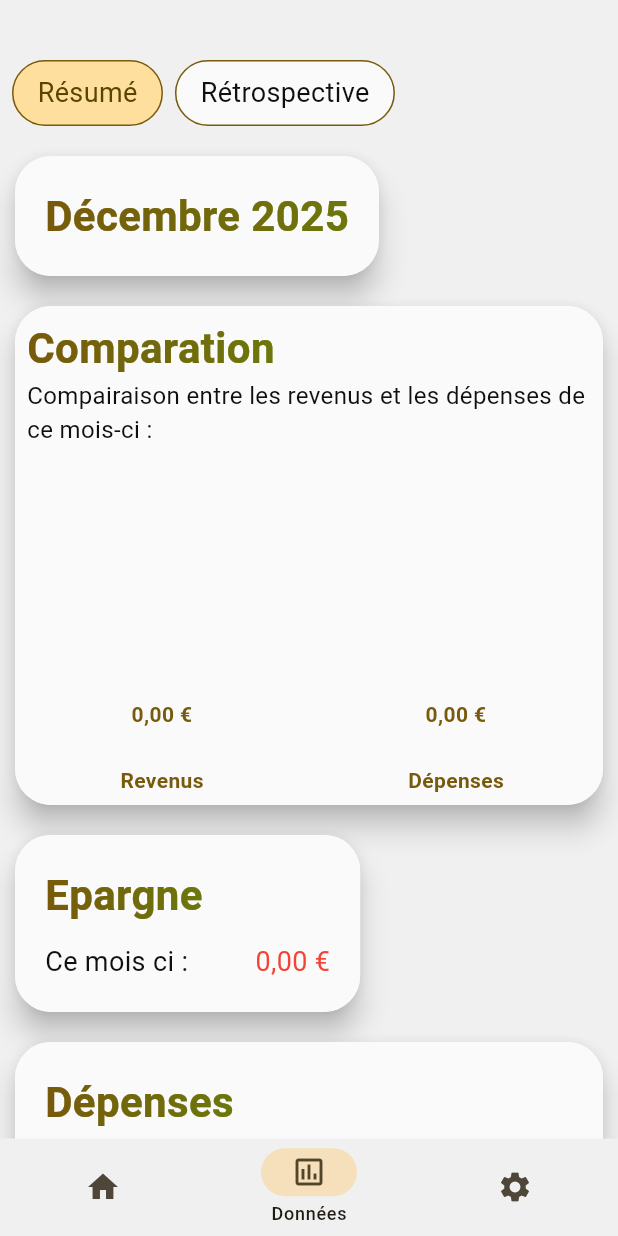
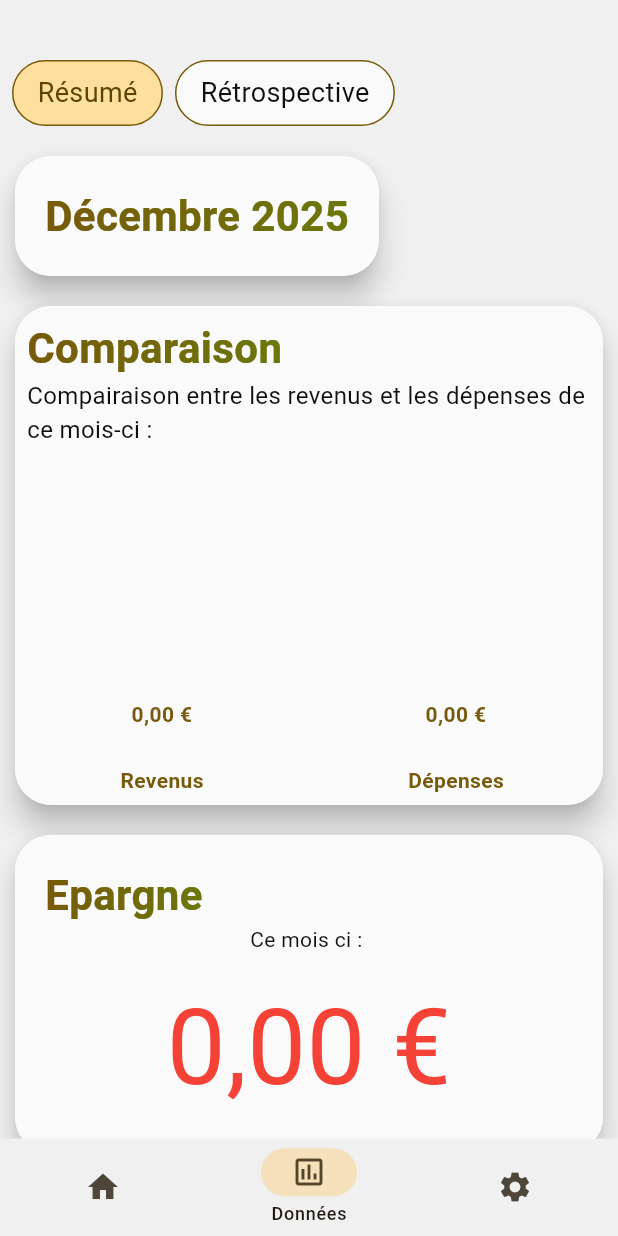
Before and after one commit to SylaneCpn/pense, a Flutter app: the screen it shows after launch, item 2 of the bottom bar chosen, on a phone screen of 412 x 824 dp. Run offline on Flutter 3.47's test engine with Material 3 defaults, Android fonts, the phone set to English and light mode, and no system bars; drawn by our look-alikes of dynamic_color, fl_chart; our stand-ins replace shared_preferences.

Commit message:
Summary page update

```diff
--- a/lib/logic/category_type.dart
+++ b/lib/logic/category_type.dart
@@ -9,4 +9,12 @@ enum CategoryType {
 
     };
   }
+
+  String fancyToStringFr() {
+    return switch(this) {
+      CategoryType.income => "Revenus",
+      CategoryType.expense => "Dépenses"
+
+    };
+  }
 }
--- a/lib/logic/record.dart
+++ b/lib/logic/record.dart
@@ -11,7 +11,7 @@ import 'package:pense/logic/date_range.dart';
 import 'package:pense/logic/month.dart';
 
 class Record extends ChangeNotifier {
-  List<RecordElement> _elements;
+  final List<RecordElement> _elements;
 
   static const path = "record.json";
 
@@ -125,8 +125,8 @@ Future<List<RecordElement?>> computeMaybeRecordElementsRange(
 class RecordElement implements Comparable<RecordElement> {
   final Month month;
   final int year;
-  List<Category> expenses;
-  List<Category> incomes;
+  final List<Category> expenses;
+  final List<Category> incomes;
 
   RecordElement({
     required this.month,
@@ -228,11 +228,37 @@ class RecordElement implements Comparable<RecordElement> {
     otherMonth: other.month,
     otherYear: other.year,
   );
+
+  Iterable<Category> getTopCategories(CategoryType type , [int? count]) {
+
+    final sources = switch (type) {
+      CategoryType.expense => expenses,
+      CategoryType.income => incomes
+    };
+
+    count ??= sources.length;
+
+    final List<Category> sortedCategorires = List.from(sources);
+    sortedCategorires.sort((a, b) => Comparable.compare(b.sourceSum(), a.sourceSum()));
+    return sortedCategorires.take(count);
+  }
+
+  Iterable<SourceWithCategoryRef> getTopSources(CategoryType type , [int? count]) {
+    final sources = switch (type) {
+      CategoryType.expense => expenses,
+      CategoryType.income => incomes
+    };
+
+    count ??= sources.length;
+    return Category.getTopSourcesWithRefInAllCategory(sources, count);
+  }
 }
 
+
+
 class Category {
-  String label;
-  List<Source> sources;
+  final String label;
+  final List<Source> sources;
 
   Category({required this.label, required this.sources});
   Category.empty({required this.label}) : sources = [];
@@ -266,6 +292,12 @@ class Category {
     return sortedSources.take(count);
   }
 
+  Iterable<SourceWithCategoryRef> getTopSourcesWithRef(int count) {
+    final List<SourceWithCategoryRef> sortedSources = sources.map((s) => SourceWithCategoryRef(categoryRef: this, source: s)).toList();
+    sortedSources.sort((a, b) => Comparable.compare(b.source.value, a.source.value));
+    return sortedSources.take(count);
+  }
+
   static Iterable<Source> getTopSourcesInAllCategory(
     Iterable<Category> categories,
     int count,
@@ -275,6 +307,18 @@ class Category {
         .expand((e) => e)
         .toList();
     top.sort((a, b) => Comparable.compare(b.value, a.value));
+    return top.take(count);
+  }
+
+  static Iterable<SourceWithCategoryRef> getTopSourcesWithRefInAllCategory(
+    Iterable<Category> categories,
+    int count,
+  ) {
+    final top = categories
+        .map((e) => e.getTopSourcesWithRef(count))
+        .expand((e) => e)
+        .toList();
+    top.sort((a, b) => Comparable.compare(b.source.value, a.source.value));
     return top.take(count);
   }
 }
@@ -300,3 +344,12 @@ class Source {
     return {'label': label, 'value': value};
   }
 }
+
+class SourceWithCategoryRef {
+  final Category categoryRef;
+  final Source source;
+
+  SourceWithCategoryRef({required this.categoryRef , required this.source});
+
+
+}
--- a/lib/ui/data_page/summary/summary.dart
+++ b/lib/ui/data_page/summary/summary.dart
@@ -1,10 +1,14 @@
 import 'package:dynamic_color/dynamic_color.dart';
 import 'package:flutter/material.dart';
 import 'package:pense/logic/app_state.dart';
+import 'package:pense/logic/category_type.dart';
 import 'package:pense/logic/month.dart';
 import 'package:pense/logic/record.dart';
 import 'package:pense/logic/retrospect_type.dart';
+import 'package:pense/ui/data_page/summary/progress_bar_expenses_info_widget.dart';
 import 'package:pense/ui/data_page/summary/summary_bar_chart.dart';
+import 'package:pense/ui/data_page/summary/summary_top_categories.dart';
+import 'package:pense/ui/data_page/summary/summary_top_sources.dart';
 import 'package:pense/ui/utils/date_selector.dart';
 import 'package:pense/ui/utils/decorated_gradient_title.dart';
 import 'package:pense/ui/utils/elevated_container.dart';
@@ -30,7 +34,7 @@ class Summary extends StatelessWidget {
     final record = context.watch<Record>();
     final element = record.where(month, year);
     return Padding(
-      padding: const EdgeInsets.only(left : 10.0 , right: 10.0),
+      padding: const EdgeInsets.only(left: 10.0, right: 10.0),
       child: Column(
         spacing: 20.0,
         children: [
@@ -55,7 +59,6 @@ class Summary extends StatelessWidget {
           SummaryBarChart(element: element),
 
           Align(
-            alignment: AlignmentGeometry.centerLeft,
             child: SummaryInfoBox(element: element, type: RetrospectType.diff),
           ),
 
@@ -87,7 +90,18 @@ class SummaryInfoBox extends StatelessWidget {
   TextStyle _textStyle(AppState appState, BuildContext context) {
     return TextStyle(
       color: appState.onLessContrastBackgroundColor(),
-      fontSize: PortView.biggerRegularTextSize(MediaQuery.widthOf(context)),
+      fontSize: PortView.regularTextSize(MediaQuery.widthOf(context)),
+    );
+  }
+
+  TextStyle _valueTextStyle(
+    AppState appState,
+    BuildContext context,
+    int value,
+  ) {
+    return TextStyle(
+      color: valueColor(appState, value),
+      fontSize: PortView.sumBannerSize(MediaQuery.widthOf(context)),
     );
   }
 
@@ -101,26 +115,20 @@ class SummaryInfoBox extends StatelessWidget {
 
       child: Padding(
         padding: const EdgeInsets.all(20.0),
+        child: WithTitle(
+          title: GradientTitle(label: type.title()),
           child: Column(
-          crossAxisAlignment: CrossAxisAlignment.start,
             spacing: 12.0,
             children: [
-            GradientTitle(label: type.title()),
-            Row(
-              spacing: 40.0,
-              mainAxisSize: MainAxisSize.min,
-              children: [
+
+
               Text("Ce mois ci : ", style: _textStyle(appState, context)),
               Text(
-                  style: _textStyle(
-                    appState,
-                    context,
-                  ).copyWith(color: valueColor(appState, value)),
+                style: _valueTextStyle(appState, context, value),
                 appState.formatWithCurrency(value),
               ),
             ],
           ),
-          ],
         ),
       ),
     );
@@ -132,31 +140,38 @@ class ExpensesInfoBox extends StatelessWidget {
 
   const ExpensesInfoBox({super.key, required this.element});
 
-  TextStyle _textStyle(AppState appState, BuildContext context) {
-    return TextStyle(
-      color: appState.onLessContrastBackgroundColor(),
-      fontSize: PortView.doubleRegularTextSize(MediaQuery.widthOf(context)),
-    );
-  }
+  // TextStyle _textStyle(AppState appState, BuildContext context) {
+  //   return TextStyle(
+  //     color: appState.onLessContrastBackgroundColor(),
+  //     fontSize: PortView.biggerRegularTextSize(MediaQuery.widthOf(context)),
+  //   );
+  // }
 
   @override
   Widget build(BuildContext context) {
     final appState = context.watch<AppState>();
+    final totalIncome = element.totalIncome();
     return ElevatedContainer(
       borderRadius: BorderRadius.circular(24.0),
-      decoration: BoxDecoration(
-        color: appState.lessContrastBackgroundColor(),
-      ),
+      decoration: BoxDecoration(color: appState.lessContrastBackgroundColor()),
       child: Padding(
         padding: const EdgeInsets.all(20.0),
         child: WithTitle(
-          titlePadding: const EdgeInsets.only(bottom: 12.0),
+          titlePadding: const EdgeInsets.only(bottom: 60.0),
           title: GradientTitle(label: "Dépenses"),
           child: Column(
+            spacing: 60.0,
             children: [
-              Text(
-                style: _textStyle(appState, context),
-                appState.formatWithCurrency(element.totalExpense()),
+              ProgressBarExpensesInfoWidget(element: element),
+              SummaryTopCategories(
+                categoryType: CategoryType.expense,
+                element: element,
+                totalIncomeRef: totalIncome,
+              ),
+              SummaryTopSources(
+                categoryType: CategoryType.expense,
+                element: element,
+                totalIncomeRef: totalIncome,
               ),
             ],
           ),
--- a/lib/ui/data_page/summary/summary_bar_chart.dart
+++ b/lib/ui/data_page/summary/summary_bar_chart.dart
@@ -27,7 +27,7 @@ class SummaryBarChart extends StatelessWidget {
           child: Column(
             crossAxisAlignment: CrossAxisAlignment.start,
             children: [
-              GradientTitle(label: "Comparation"),
+              GradientTitle(label: "Comparaison"),
               Text(
                 "Compairaison entre les revenus et les dépenses de ce mois-ci :",
                 style: TextStyle(
```
Also changed, not shown: lib/ui/data_page/summary/progress_bar_expenses_info_widget.dart (added, +71 -0 lines), lib/ui/data_page/summary/summary_top_categories.dart (added, +112 -0 lines), lib/ui/data_page/summary/summary_top_sources.dart (added, +141 -0 lines), lib/ui/utils/progress_bar.dart (added, +51 -0 lines). Lines whose indentation alone changed are shown as unchanged.
